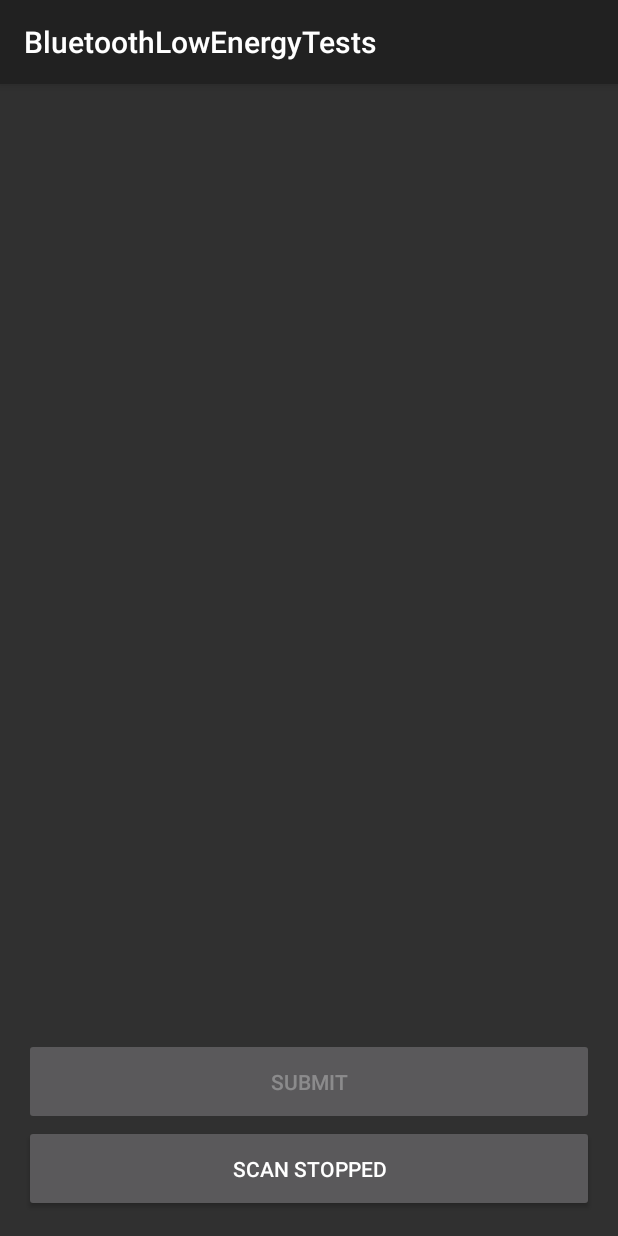
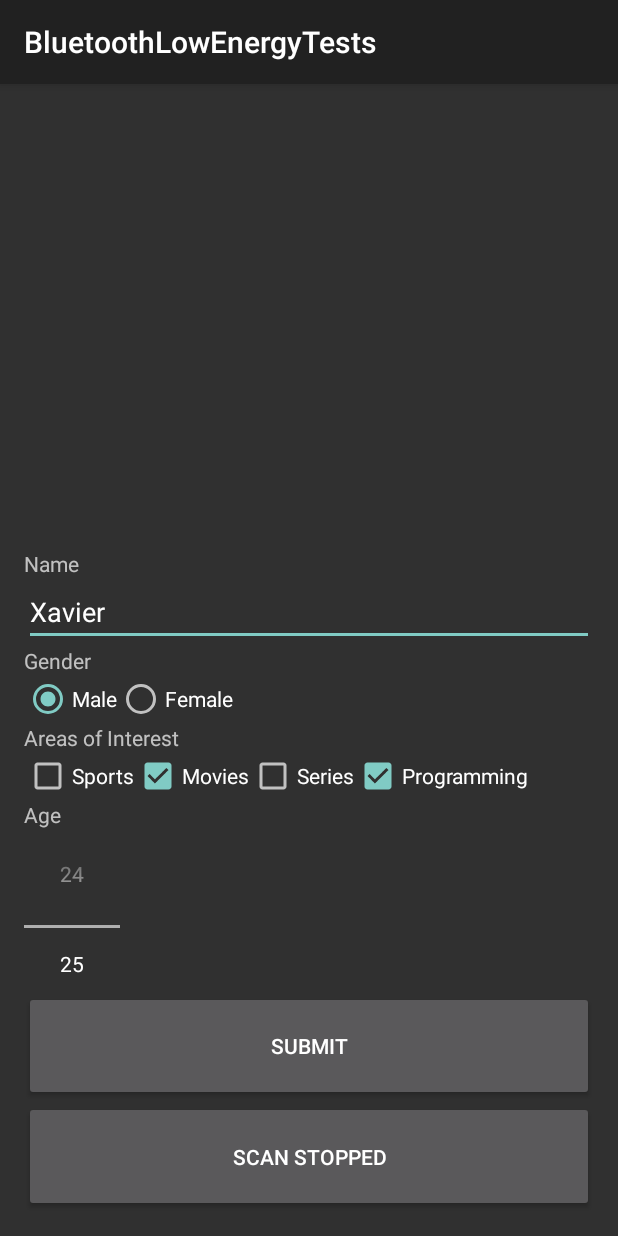
Before and after one commit to xaviersantos-ipl/BluetoothLowEnergyAndroid, an Android app: the MainActivity screen opened directly, with no data from a screen before it, after a tap on "START SCAN", on a phone screen of 412 x 824 dp. Run offline under Robolectric (Android 15) with nearby library versions, the phone set to English and light mode, and no system bars; network calls fail; 1 statement that could not run was skipped; 1 other tap on this screen came first.

Commit message:
Revert "Update and Clean"
This reverts commit 08fb77ff3be62dda35b29ae102f9da0a2d09947f.

```diff
--- a/app/src/main/java/com/example/bluetoothlowenergytests/BluetoothLowEnergyDevices.java
+++ b/app/src/main/java/com/example/bluetoothlowenergytests/BluetoothLowEnergyDevices.java
@@ -3,6 +3,7 @@ package com.example.bluetoothlowenergytests;
 import android.bluetooth.BluetoothDevice;
 
 public class BluetoothLowEnergyDevices {
+
     private final BluetoothDevice bluetoothDevice;
     private int rssi;
     public BluetoothLowEnergyDevices(BluetoothDevice bluetoothDevice){this.bluetoothDevice = bluetoothDevice;}
--- a/app/src/main/java/com/example/bluetoothlowenergytests/Constants.kt
+++ b/app/src/main/java/com/example/bluetoothlowenergytests/Constants.kt
@@ -2,7 +2,7 @@ package com.example.bluetoothlowenergytests
 
 class Constants {
     companion object {
-        const val BASE_URL = "http://bb045eb59571.ngrok.io/"
+        const val BASE_URL = "http://10.0.2.2:7579/"
         const val USER = "superadmin"
         const val PASS = "f7c6c12d"
         const val REQUEST_TIMEOUT_DURATION = 10
--- a/app/src/main/java/com/example/bluetoothlowenergytests/ListAdapterBTLED.java
+++ b/app/src/main/java/com/example/bluetoothlowenergytests/ListAdapterBTLED.java
@@ -14,6 +14,8 @@ import java.util.ArrayList;
 import java.util.HashMap;
 
 public class ListAdapterBTLED extends ArrayAdapter<BluetoothLowEnergyDevices> {
+
+    private String TAG = "LIST ADAPTER - ";
 
     Activity activity;
     int layoutResourceID;
@@ -45,24 +47,26 @@ public class ListAdapterBTLED extends ArrayAdapter<BluetoothLowEnergyDevices> {
         String name = device.getName();
         String address = device.getAddress();
         int rssi = device.getRssi();
+
         TextView textViewName = (TextView) convertView.findViewById(R.id.textViewName);
 
         if (name != null && name.length() > 0){
             textViewName.setText(device.getName());
-        } else {
+        }
+        else{
             textViewName.setText("No name for device.");
         }
 
         TextView textViewRssi = (TextView) convertView.findViewById(R.id.textViewRssi);
         textViewRssi.setText("RSSI: " + Integer.toString(rssi));
+
         TextView textViewMacAddress = (TextView) convertView.findViewById(R.id.textViewMacAddress);
-
         if (address != null && address.length() > 0){
             textViewMacAddress.setText(device.getAddress());
-        } else {
+        }
+        else{
             textViewMacAddress.setText("No MAC Address.");
         }
-
         return convertView;
     }
 
--- a/app/src/main/java/com/example/bluetoothlowenergytests/MainActivity.java
+++ b/app/src/main/java/com/example/bluetoothlowenergytests/MainActivity.java
@@ -11,7 +11,6 @@ import android.content.pm.PackageManager;
 import android.graphics.drawable.Drawable;
 import android.os.Bundle;
 
-import android.text.TextUtils;
 import android.util.Log;
 import android.view.View;
 import android.widget.AdapterView;
@@ -23,7 +22,6 @@ import android.widget.ListView;
 import android.widget.NumberPicker;
 import android.widget.RadioButton;
 import android.widget.ScrollView;
-import android.widget.TextView;
 
 import com.example.bluetoothlowenergytests.models.ResRepository;
 import com.example.bluetoothlowenergytests.models.dto.FormDto;
@@ -38,10 +36,14 @@ public class MainActivity extends AppCompatActivity implements View.OnClickListe
     private final static String TAG = MainActivity.class.getSimpleName();
 
     public static final int REQUEST_ENABLE_BT = 1;
-
+    /*
+    private int serverAge;
+    private boolean isServerMaleChecked, isServerFemaleChecked, isServerCheckMovieChecked, isServerCheckSeriesChecked, isServerCheckSportsChecked, isServerCheckProgrammingChecked;
+*/
     private HashMap<String, BluetoothLowEnergyDevices> mBluetoothDevicesHashMap;
     private ArrayList<BluetoothLowEnergyDevices> mBluetoothDevicesArrayList;
     private ListAdapterBTLED adapterBTLED;
+    private HashMap<String, String> bluetoothDeviceInfo;
 
     private BroadcastReceiver mBluetoothStateUpdateReceiver;
     private Scanner_BTLE mBTLeScanner;
@@ -50,8 +52,6 @@ public class MainActivity extends AppCompatActivity implements View.OnClickListe
     private Button btnSubmit;
     private NumberPicker numberPickerAge;
 
-    private TextView textViewForm;
-    private ScrollView scrollViewForm;
     private EditText editTextName;
     private RadioButton radioButtonMale, radioButtonFemale;
     private CheckBox checkBoxSports, checkBoxMovies, checkBoxSeries, checkBoxProgramming;
@@ -74,13 +74,28 @@ public class MainActivity extends AppCompatActivity implements View.OnClickListe
         checkBoxMovies = findViewById(R.id.checkboxMovies);
         checkBoxSeries = findViewById(R.id.checkboxSeries);
         checkBoxProgramming = findViewById(R.id.checkboxProgramming);
-        textViewForm = findViewById(R.id.textViewForm);
-        scrollViewForm = findViewById(R.id.scrollViewForm);
 
-        textViewForm.setVisibility(View.INVISIBLE);
-        textViewForm.setEnabled(false);
-        scrollViewForm.setVisibility(View.INVISIBLE);
-        scrollViewForm.setEnabled(false);
+/*
+        Instead of listing devices, catch all devices, and if the one we want is one of them (by name, for example),
+        change the contents of all inputs fields with the one in the server.
+
+        bluetoothDeviceInfo = adapterBTLED.getBluetoothDeviceInfo(); // get the info of the devices caught in range
+
+        String deviceName = bluetoothDeviceInfo.get("name"); // get the name of the device
+        if (deviceName == "[TV] TV - cozinha"){ // if the device name is equal to the wanted name, change all input fields
+
+            // set values that will come from server
+
+            numberPickerAge.setValue(serverAge);
+            radioButtonMale.setChecked(isServerMaleChecked);
+            radioButtonFemale.setChecked(isServerFemaleChecked);
+            checkBoxSports.setChecked(isServerCheckSportsChecked);
+            checkBoxMovies.setChecked(isServerCheckMovieChecked);
+            checkBoxSeries.setChecked(isServerCheckSeriesChecked);
+            checkBoxProgramming.setChecked(isServerCheckProgrammingChecked);
+        }
+        // info was changed!
+ */
 
         if (!getPackageManager().hasSystemFeature(PackageManager.FEATURE_BLUETOOTH_LE)){
             Utils.toast(getApplicationContext(), "BLE not supported");
@@ -102,7 +117,6 @@ public class MainActivity extends AppCompatActivity implements View.OnClickListe
 
         btnSearch = findViewById(R.id.btn_scan);
         btnSubmit = findViewById(R.id.btnSubmit);
-        btnSubmit.setEnabled(false);
         btnSubmit.setOnClickListener(this);
 
         ((ScrollView) findViewById(R.id.scrollView)).addView(listView);
@@ -138,11 +152,11 @@ public class MainActivity extends AppCompatActivity implements View.OnClickListe
 
             String name = editTextName.getText().toString();
             Number age =  numberPickerAge.getValue();
-            boolean gender = radioButtonMale.isChecked();
-            boolean sport = checkBoxSports.isChecked();
-            boolean movie = checkBoxMovies.isChecked();
-            boolean series = checkBoxSeries.isChecked();
-            boolean programming = checkBoxProgramming.isChecked();
+            Boolean gender = radioButtonMale.isChecked();
+            Boolean sport = checkBoxSports.isChecked();
+            Boolean movie = checkBoxMovies.isChecked();
+            Boolean series = checkBoxSeries.isChecked();
+            Boolean programming = checkBoxProgramming.isChecked();
 
             FormDto form = new FormDto(name, age, gender, sport, movie, series, programming);
             Gson gson= new GsonBuilder().setPrettyPrinting().create();
@@ -167,17 +181,6 @@ public class MainActivity extends AppCompatActivity implements View.OnClickListe
 
             mBluetoothDevicesHashMap.put(address, bleDevices);
             mBluetoothDevicesArrayList.add(bleDevices);
-            String name = result.getDevice().getName();
-
-            if (TextUtils.isEmpty(name)){
-                return;
-            } else if (name.contains("cozinha")){
-                textViewForm.setVisibility(View.VISIBLE);
-                textViewForm.setEnabled(true);
-                scrollViewForm.setVisibility(View.VISIBLE);
-                scrollViewForm.setEnabled(true);
-                btnSubmit.setEnabled(true);
-            }
         }
         else{
             mBluetoothDevicesHashMap.get(address).setRssi(result.getRssi());
@@ -260,6 +263,7 @@ public class MainActivity extends AppCompatActivity implements View.OnClickListe
                 }else{
                     radioButtonFemale.setChecked(true);
                 }
+
                 checkBoxSports.setChecked(form.getSport());
                 checkBoxMovies.setChecked(form.getMovie());
                 checkBoxSeries.setChecked(form.getSeries());
--- a/app/src/main/java/com/example/bluetoothlowenergytests/Scanner_BTLE.java
+++ b/app/src/main/java/com/example/bluetoothlowenergytests/Scanner_BTLE.java
@@ -60,27 +60,30 @@ public class Scanner_BTLE {
 
         if (enable && !mScanning) {
             Utils.toast(ma.getApplication(), "Starting BLE scan...");
+
             mHandler.postDelayed(new Runnable() {
                 @Override
                 public void run() {
                     Utils.toast(ma.getApplicationContext(), "Stoping BLE scan...");
                     mScanning = false;
                     bluetoothLeScanner.stopScan(mLeScanCallback);
+                    //mBluetoothAdapter.stopLeScan(mLeScanCallback);
                     ma.stopScan();
                 }
             }, scanPeriod);
             mScanning = true;
             bluetoothLeScanner.startScan(mLeScanCallback);
+            //mBluetoothAdapter.startLeScan(mLeScanCallback);
         }
     }
+    public ArrayList<String> device;
 
     public ScanCallback mLeScanCallback = new ScanCallback() {
         @Override
         public void onScanResult(int callbackType, ScanResult result) {
             super.onScanResult(callbackType, result);
             Log.e("TAG", "onScanResult: "+ result.getDevice().getName());
-            int rssi = result.getRssi();
-            if ( rssi > signalStrength){ma.addDevice(result);}
+            ma.addDevice(result);
         }
 
         @Override
@@ -96,4 +99,30 @@ public class Scanner_BTLE {
         }
     };
 
+    public ArrayList<String> getDevice(){
+        return device;
+    }
+
+
+/*
+    private BluetoothAdapter.LeScanCallback mLeScanCallback = new BluetoothAdapter.LeScanCallback() {
+        @Override
+        public void onLeScan(final BluetoothDevice bluetoothDevice, int rssi, byte[] scanRecord) {
+            final int new_rssi = rssi;
+            Log.e("TAG", "onLeScan: " );
+
+            Log.e("TAG", "onLeScan: "+rssi );
+            if (rssi > signalStrength){
+                mHandler.post(new Runnable() {
+                    @Override
+                    public void run() {
+                        ma.addDevice(bluetoothDevice, new_rssi);
+                    }
+                });
+            }
+        }
+    };
+
+ */
+
 }
--- a/app/src/main/java/com/example/bluetoothlowenergytests/Utils.java
+++ b/app/src/main/java/com/example/bluetoothlowenergytests/Utils.java
@@ -10,7 +10,12 @@ import android.widget.Toast;
 public class Utils {
 
     public static boolean checkBluetooth(BluetoothAdapter bluetoothAdapter){
-        return bluetoothAdapter != null && bluetoothAdapter.isEnabled();
+        if (bluetoothAdapter == null || !bluetoothAdapter.isEnabled()){
+            return false;
+        }
+        else{
+            return true;
+        }
     }
 
     public static void requestUserBluetooth(Activity activity){
--- a/app/src/main/res/drawable/form_border.xml
+++ /dev/null
@@ -1,6 +0,0 @@
-<?xml version="1.0" encoding="utf-8"?>
-<shape xmlns:android="http://schemas.android.com/apk/res/android" android:shape="rectangle">
-    <corners android:radius="20dp"/>
-    <padding android:left="10dp" android:right="10dp" android:top="10dp" android:bottom="10dp"/>
-    <stroke android:width="1dp" android:color="#CCCCCC"/>
-</shape>
--- a/app/src/main/res/layout/activity_main.xml
+++ b/app/src/main/res/layout/activity_main.xml
@@ -14,27 +14,16 @@
     <ScrollView
         android:layout_width="match_parent"
         android:layout_height="0dp"
-        android:layout_weight="2"
+        android:layout_weight="4"
         android:fillViewport="true"
         android:textColor="@android:color/white"
         android:id="@+id/scrollView">
     </ScrollView>
-    <TextView
-        android:id="@+id/textViewForm"
-        android:text="Form"
-        android:textSize="@dimen/text_size_large"
-        android:padding="5dp"
-        android:textStyle="bold"
-        android:layout_gravity="center"
-        android:layout_width="wrap_content"
-        android:layout_height="wrap_content"/>
     <ScrollView
-        android:id="@+id/scrollViewForm"
         android:layout_width="match_parent"
         android:layout_height="0dp"
         android:layout_weight="4"
         android:fillViewport="true"
-        android:background="@drawable/form_border"
         android:textColor="@android:color/white">
 
         <LinearLayout
@@ -44,7 +33,6 @@
             android:orientation="vertical">
             <TextView
                 android:text="Name"
-                android:textSize="@dimen/text_size_medium"
                 android:layout_width="wrap_content"
                 android:layout_height="wrap_content"/>
             <EditText
@@ -55,7 +43,6 @@
                 android:layout_height="wrap_content"/>
             <TextView
                 android:text="Gender"
-                android:textSize="@dimen/text_size_medium"
                 android:layout_width="wrap_content"
                 android:layout_height="wrap_content"/>
             <RadioGroup
@@ -78,7 +65,6 @@
             </RadioGroup>
             <TextView
                 android:text="Areas of Interest"
-                android:textSize="@dimen/text_size_medium"
                 android:layout_width="wrap_content"
                 android:layout_height="wrap_content"/>
             <LinearLayout
@@ -110,7 +96,6 @@
             </LinearLayout>
             <TextView
                 android:text="Age"
-                android:textSize="@dimen/text_size_medium"
                 android:layout_width="wrap_content"
                 android:layout_height="wrap_content"/>
             <LinearLayout
@@ -129,14 +114,14 @@
     <Button
         android:layout_width="match_parent"
         android:layout_height="0dp"
-        android:layout_weight="0.6"
+        android:layout_weight="1"
         android:text="Submit"
         android:id="@+id/btnSubmit"/>
 
     <Button
         android:layout_width="match_parent"
         android:layout_height="0dp"
-        android:layout_weight="0.6"
+        android:layout_weight="1"
         android:text="Start Scan"
         android:id="@+id/btn_scan"/>
 
--- a/app/src/main/res/xml/network_security_config.xml
+++ b/app/src/main/res/xml/network_security_config.xml
@@ -1,6 +1,6 @@
 <?xml version="1.0" encoding="utf-8"?>
 <network-security-config>
     <domain-config cleartextTrafficPermitted="true">
-        <domain includeSubdomains="true">bb045eb59571.ngrok.io</domain>
+        <domain includeSubdomains="true">10.0.2.2</domain>
     </domain-config>
 </network-security-config>
```
